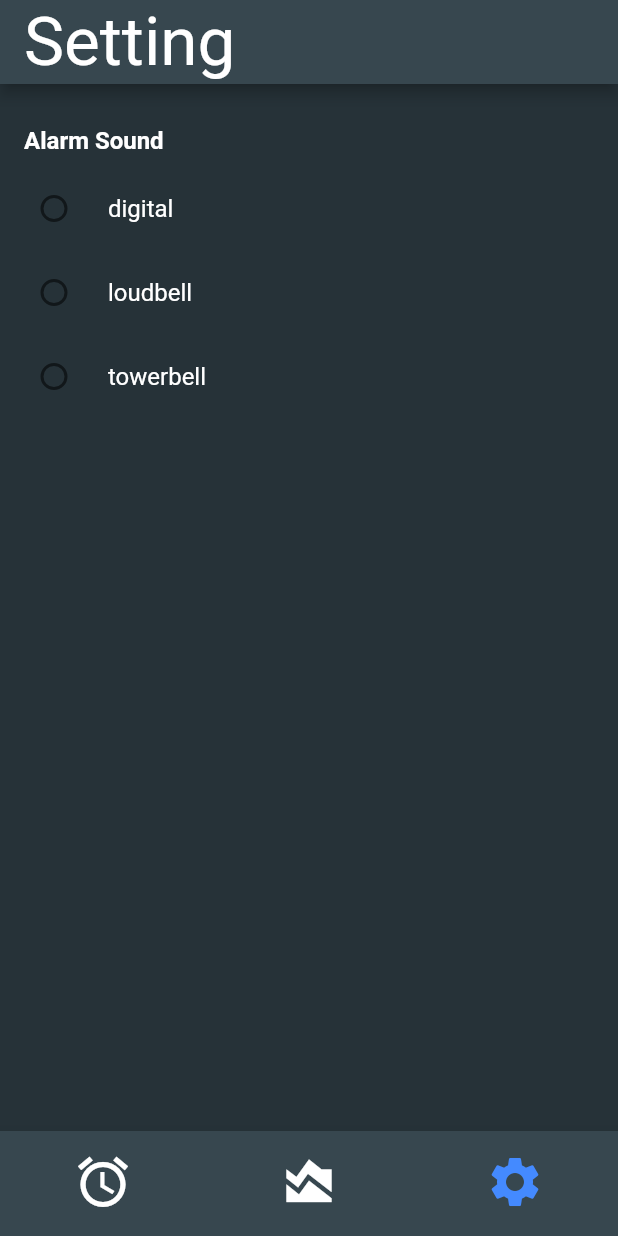
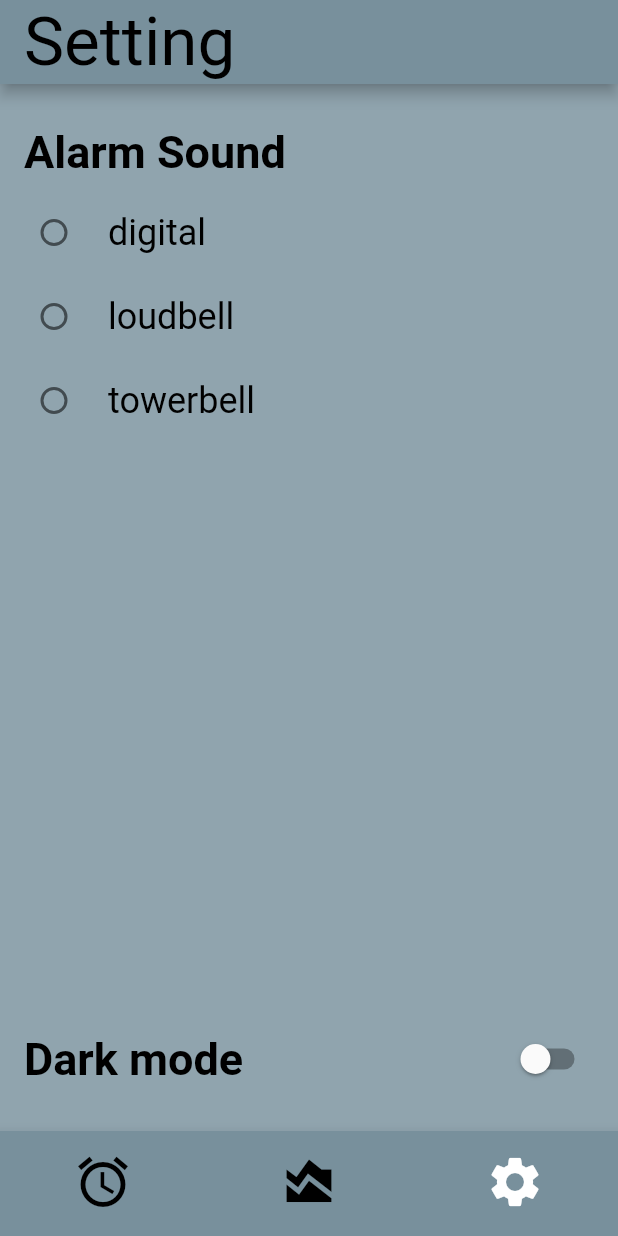
Before and after one commit to apivit45muic/Nightwise-first-project-mobile-dev, a Flutter app: the screen it shows after launch, item 3 of the bottom bar chosen, on a phone screen of 412 x 824 dp. Run offline on Flutter 3.47's test engine with Material 2 defaults, Android fonts, the phone set to English and light mode, and no system bars; our stand-ins replace audioplayers, charts_flutter, shared_preferences; missing offline and left inert: alarm; Roboto replaces fonts that are missing (Georgia).

Commit message:
add theme changer in setting using provider

```diff
--- a/lib/main.dart
+++ b/lib/main.dart
@@ -1,4 +1,5 @@
 import 'package:audioplayers/audioplayers.dart';
+import 'package:firstproject/theme_provider.dart';
 import 'package:flutter/material.dart';
 import 'package:flutter/services.dart';
 
@@ -17,7 +18,7 @@ Future<void> main() async {
 }
 
 class MyApp extends StatelessWidget {
-  const MyApp({super.key});
+  const MyApp({Key? key}) : super(key: key);
 
   @override
   Widget build(BuildContext context) {
@@ -30,21 +31,12 @@ class MyApp extends StatelessWidget {
         ChangeNotifierProvider(create: (_) => AlarmSoundProvider(SharedPreferences.getInstance())),
         // other providers if needed
       ],
-    child: MaterialApp(
+      child: Builder(
+        builder: (context) {
+          return MaterialApp(
             // your app configuration
             title: 'first-project',
-      theme: ThemeData(
-        primaryColor: Colors.blueGrey[400],
-        bottomAppBarColor: Colors.blueGrey[800],
-        scaffoldBackgroundColor: Colors.blueGrey[900],
-        colorScheme: ColorScheme.fromSwatch().copyWith(secondary: Colors.white,tertiary: Colors.blueAccent),
-        fontFamily: 'Georgia',
-        textTheme: TextTheme(
-          headline3: TextStyle(color: Colors.white),
-
-        )
-
-      ),
+            theme: Provider.of<ThemeProvider>(context).themeData,
             initialRoute: '/', // we can omit this (as it is by default anyway)
             routes: {
               '/': (context) => HomeScreen(),
@@ -53,6 +45,9 @@ class MyApp extends StatelessWidget {
               // '/comingsoon': (context) => const ComingSoonScreen(),
               // '/trailer': (context) => const TrailerScreen(),
             },
-    ),);
+          );
+        },
+      ),
+    );
   }
 }
--- a/lib/setting.dart
+++ b/lib/setting.dart
@@ -1,6 +1,7 @@
 import 'package:flutter/material.dart';
 import 'package:provider/provider.dart';
 import 'alarm_sound_provider.dart';
+import 'theme_provider.dart';
 
 class SettingScreen extends StatefulWidget {
   @override
@@ -22,11 +23,12 @@ class _SettingScreenState extends State<SettingScreen> {
       _selectedSound = provider.getSelectedSound();
     });
   }
+
   @override
   Widget build(BuildContext context) {
     return Scaffold(
-      body: Consumer<AlarmSoundProvider>(
-        builder: (context, provider, child) {
+      body: Consumer2<AlarmSoundProvider, ThemeProvider>(
+        builder: (context, soundProvider, themeProvider, child) {
           return Column(
             crossAxisAlignment: CrossAxisAlignment.start,
             children: [
@@ -36,26 +38,33 @@ class _SettingScreenState extends State<SettingScreen> {
                 child: Text(
                   "Alarm Sound",
                   style: TextStyle(
-                    fontSize: 16.0,
+                    fontSize: 30.0,
                     fontWeight: FontWeight.bold,
-                    color: Colors.white,
+                    color: Theme.of(context).colorScheme.secondary,
                   ),
                 ),
               ),
               Expanded(
                 child: ListView.builder(
-                  itemCount: provider.soundOptions.length,
+                  itemCount: soundProvider.soundOptions.length,
                   itemBuilder: (BuildContext context, int index) {
-                    final soundOption = provider.soundOptions[index];
+                    final soundOption = soundProvider.soundOptions[index];
                     return RadioListTile<String>(
-                      title: Text(soundOption, style: TextStyle(color: Colors.white)),
+                      title: Text(soundOption, style: TextStyle(fontSize: 24.0,color: Theme.of(context).colorScheme.secondary)),
                       value: soundOption,
-                      groupValue: provider.getSelectedSound(),
+                      groupValue: soundProvider.getSelectedSound(),
                       onChanged: _onSoundOptionSelected,
+                      activeColor: Theme.of(context).colorScheme.secondary,
                     );
                   },
                 ),
               ),
+              SwitchListTile(
+                title: Text('Dark mode', style: TextStyle(fontWeight: FontWeight.bold, fontSize: 30.0,color: Theme.of(context).colorScheme.secondary)),
+                value: themeProvider.isDarkMode,
+                onChanged: (value) => themeProvider.toggleTheme(),
+              ),
+              SizedBox(height: 20,),
             ],
           );
         },
--- a/lib/theme_provider.dart
+++ b/lib/theme_provider.dart
@@ -1,12 +1,34 @@
-import 'package:flutter/cupertino.dart';
+import 'package:flutter/material.dart';
 
 class ThemeProvider extends ChangeNotifier {
-  bool _isDarkMode = false;
+  bool isDarkMode = false;
 
-  bool get isDarkMode => _isDarkMode;
+  ThemeData get themeData => isDarkMode ? darkTheme : lightTheme;
 
   void toggleTheme() {
-    _isDarkMode = !_isDarkMode;
+    isDarkMode = !isDarkMode;
     notifyListeners();
   }
+
+  static final ThemeData lightTheme = ThemeData(
+    primaryColor: Colors.blueGrey[800],
+    bottomAppBarColor: Colors.blueGrey[400],
+    scaffoldBackgroundColor: Colors.blueGrey[300],
+    colorScheme: ColorScheme.fromSwatch().copyWith(secondary: Colors.black, tertiary: Colors.white),
+    fontFamily: 'Georgia',
+    textTheme: TextTheme(
+      headline3: TextStyle(color: Colors.black),
+    ),
+  );
+
+  static final ThemeData darkTheme = ThemeData(
+  primaryColor: Colors.blueGrey[400],
+  bottomAppBarColor: Colors.blueGrey[800],
+  scaffoldBackgroundColor: Colors.blueGrey[900],
+  colorScheme: ColorScheme.fromSwatch().copyWith(secondary: Colors.white,tertiary: Colors.blueAccent),
+  fontFamily: 'Georgia',
+  textTheme: TextTheme(
+    headline3: TextStyle(color: Colors.white),
+    ),
+  );
 }
```
Lines whose indentation alone changed are shown as unchanged.
